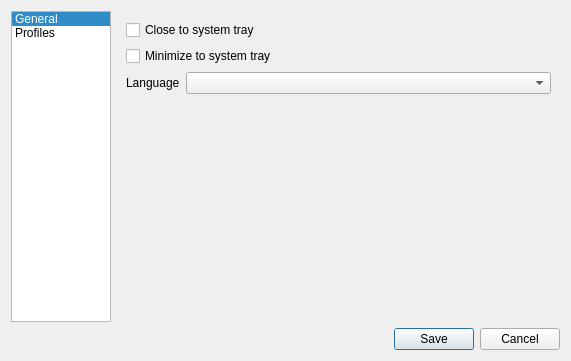
First picture: the form in src/gui/settingsdialog.ui, repository AlexandrePTJ/kemai, before the edit.
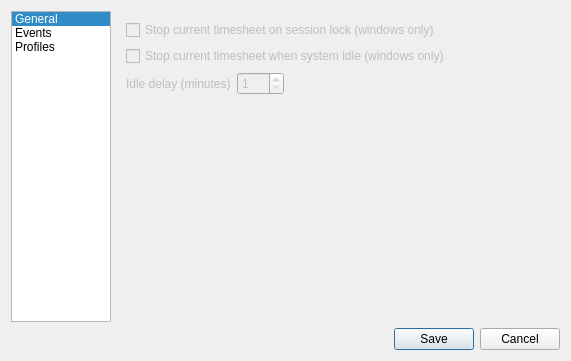
Second picture: the form after the edit. The open tabs and pages were chosen to show the change. Icons and pictures are not drawn.

```diff
--- a/src/gui/settingsdialog.ui
+++ b/src/gui/settingsdialog.ui
@@ -41,6 +41,11 @@
          <string>General</string>
         </property>
        </item>
+       <item>
+        <property name="text">
+         <string>Events</string>
+        </property>
+       </item>
        <item>
         <property name="text">
          <string>Profiles</string>
@@ -81,6 +86,70 @@
          </item>
         </layout>
        </widget>
+       <widget class="QWidget" name="eventsPage">
+        <layout class="QFormLayout" name="formLayout_3">
+         <item row="0" column="0" colspan="2">
+          <widget class="QCheckBox" name="cbStopOnLock">
+           <property name="enabled">
+            <bool>false</bool>
+           </property>
+           <property name="text">
+            <string>Stop current timesheet on session lock (windows only)</string>
+           </property>
+          </widget>
+         </item>
+         <item row="1" column="0" colspan="2">
+          <widget class="QCheckBox" name="cbStopOnIdle">
+           <property name="enabled">
+            <bool>false</bool>
+           </property>
+           <property name="text">
+            <string>Stop current timesheet when system idle (windows only)</string>
+           </property>
+          </widget>
+         </item>
+         <item row="2" column="0">
+          <widget class="QLabel" name="label_3">
+           <property name="enabled">
+            <bool>false</bool>
+           </property>
+           <property name="text">
+            <string>Idle delay (minutes)</string>
+           </property>
+          </widget>
+         </item>
+         <item row="2" column="1">
+          <layout class="QHBoxLayout" name="horizontalLayout_5">
+           <item>
+            <widget class="QSpinBox" name="sbIdleDelay">
+             <property name="enabled">
+              <bool>false</bool>
+             </property>
+             <property name="minimum">
+              <number>1</number>
+             </property>
+             <property name="maximum">
+              <number>720</number>
+             </property>
+            </widget>
+           </item>
+           <item>
+            <spacer name="horizontalSpacer_2">
+             <property name="orientation">
+              <enum>Qt::Horizontal</enum>
+             </property>
+             <property name="sizeHint" stdset="0">
+              <size>
+               <width>40</width>
+               <height>20</height>
+              </size>
+             </property>
+            </spacer>
+           </item>
+          </layout>
+         </item>
+        </layout>
+       </widget>
        <widget class="QWidget" name="profilesPage">
         <layout class="QHBoxLayout" name="horizontalLayout_4">
          <item>
```
Left out of the diff: 40 changed lines with no effect on the pictures.
